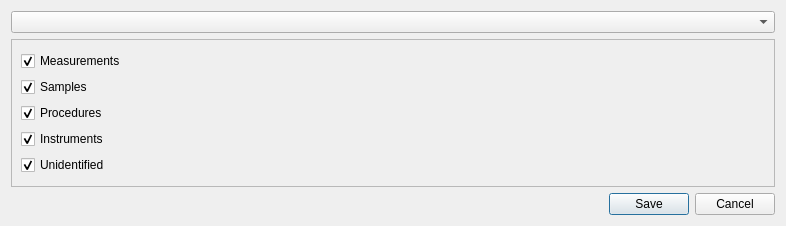
PASTA-ELN/pasta-eln, file pasta_eln/GUI/dataverse/upload_config_dialog_base.ui: the form before one commit.
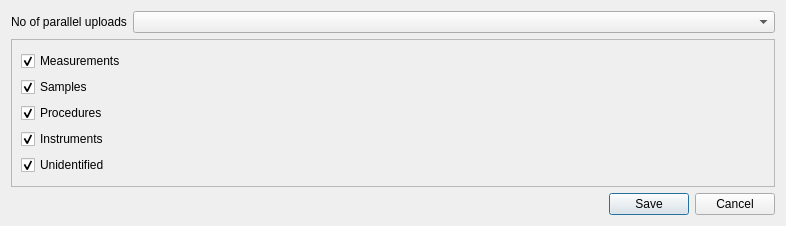
The form after the commit.

Commit message: - Modified the UI fpr upload_config_dialog.py to include a label for parallel uploads. - Minor bug fix related to setting authors during initialization.

Patch:
```diff
--- a/pasta_eln/GUI/dataverse/upload_config_dialog_base.ui
+++ b/pasta_eln/GUI/dataverse/upload_config_dialog_base.ui
@@ -20,11 +20,28 @@
    <item>
     <layout class="QVBoxLayout" name="mainVerticalLayout">
      <item>
+      <layout class="QHBoxLayout" name="parallelUploadsHorizontalLayout">
+       <item>
+        <widget class="QLabel" name="numParallelLabel">
+         <property name="sizePolicy">
+          <sizepolicy hsizetype="Fixed" vsizetype="Preferred">
+           <horstretch>0</horstretch>
+           <verstretch>0</verstretch>
+          </sizepolicy>
+         </property>
+         <property name="text">
+          <string>No of parallel uploads</string>
+         </property>
+        </widget>
+       </item>
+       <item>
       <widget class="QComboBox" name="numParallelComboBox">
        <property name="toolTip">
         <string>Choose the number of parallel dataverse uploads.</string>
        </property>
       </widget>
+       </item>
+      </layout>
      </item>
      <item>
       <widget class="QScrollArea" name="projectContentsScrollArea">
```
Lines whose indentation alone changed are shown as unchanged. The commit also changes 5 other files.
